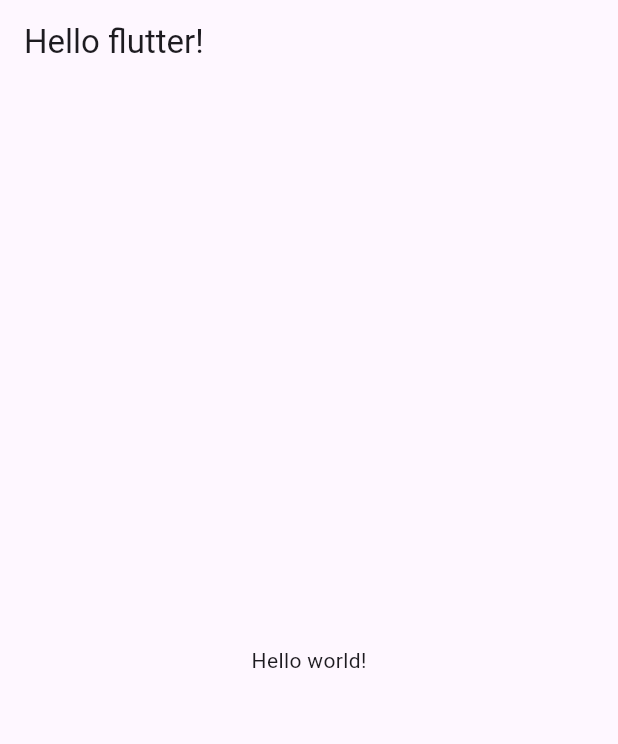
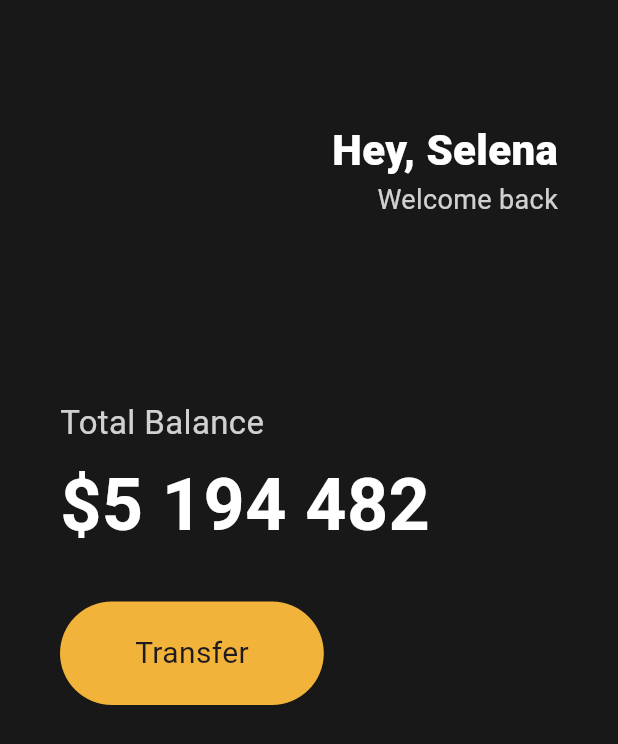
Before and after one commit to jogyubeom/studyPTJ, a Flutter app: the screen it shows after launch, on a phone screen of 412 x 824 dp. Shown: the top 744 px of the screen. Run offline on Flutter 3.47's test engine with Material 3 defaults, Android fonts, the phone set to English and light mode, and no system bars.

Commit message:
240718ssafy

```diff
--- a/toonflix/lib/main.dart
+++ b/toonflix/lib/main.dart
@@ -1,21 +1,107 @@
+// import 'dart:nativewrappers/_internal/vm/lib/core_patch.dart';
 import 'package:flutter/material.dart';
 
+class player {
+  String name;
+
+  player({required this.name});
+}
+
 void main() {
-  runApp(App());
+  var nico = player(name: 'nico');
+  runApp(const App());
 }
 
 class App extends StatelessWidget {
+  const App({super.key});
+
   @override
   Widget build(BuildContext context) {
     return MaterialApp(
       home: Scaffold(
-        appBar: AppBar(
-          title: Text('Hello flutter!'),
-        ),
-        body: Center(
-          child: Text('Hello world!'),
-        ),
-      ),
+          backgroundColor: const Color(0xFF181818),
+          body: Padding(
+            padding: const EdgeInsets.symmetric(horizontal: 40),
+            child: Column(
+              crossAxisAlignment: CrossAxisAlignment.start,
+              children: [
+                const SizedBox(
+                  height: 80,
+                ),
+                Row(
+                  mainAxisAlignment: MainAxisAlignment.end,
+                  children: [
+                    Column(
+                      crossAxisAlignment: CrossAxisAlignment.end,
+                      children: [
+                        const Text(
+                          'Hey, Selena',
+                          style: TextStyle(
+                            color: Colors.white,
+                            fontSize: 28,
+                            fontWeight: FontWeight.w800,
+                          ),
+                        ),
+                        Text(
+                          'Welcome back',
+                          style: TextStyle(
+                            color: Colors.white.withOpacity(0.8),
+                            fontSize: 18,
+                          ),
+                        ),
+                      ],
+                    )
+                  ],
+                ),
+                const SizedBox(
+                  height: 120,
+                ),
+                Text(
+                  'Total Balance',
+                  style: TextStyle(
+                    color: Colors.white.withOpacity(0.8),
+                    fontSize: 22,
+                  ),
+                ),
+                const SizedBox(
+                  height: 5,
+                ),
+                const Text(
+                  '\$5 194 482',
+                  style: TextStyle(
+                    color: Colors.white,
+                    fontSize: 48,
+                    fontWeight: FontWeight.w600,
+                  ),
+                ),
+                const SizedBox(
+                  height: 30,
+                ),
+                Row(
+                  children: [
+                    Container(
+                      decoration: BoxDecoration(
+                        color: const Color(0xFFF2B33A),
+                        borderRadius: BorderRadius.circular(45),
+                      ),
+                      child: const Padding(
+                        padding: EdgeInsets.symmetric(
+                          vertical: 20,
+                          horizontal: 50,
+                        ),
+                        child: Text(
+                          'Transfer',
+                          style: TextStyle(
+                            fontSize: 20,
+                          ),
+                        ),
+                      ),
+                    )
+                  ],
+                )
+              ],
+            ),
+          )),
     );
   }
 }
```
